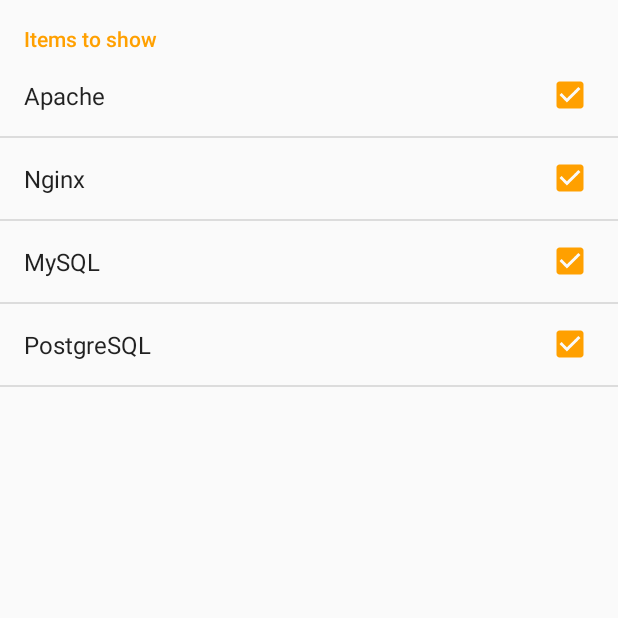
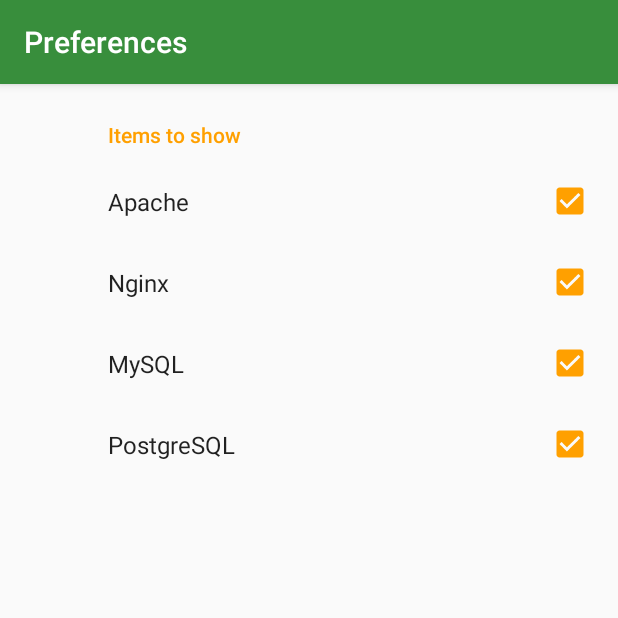
Before and after one commit to kmansoft/clearview-android, an Android app: the PrefsActivity screen opened directly, with no data from a screen before it, on a phone screen of 412 x 824 dp, the top half of it. Run offline under Robolectric (Android 15) with nearby library versions, the phone set to English and light mode, and no system bars; our stand-ins replace androidx.preference; 1 statement that could not run was skipped.

Commit message:
Convert settings to "modern" fragment

```diff
--- a/src/main/java/org/kman/clearview/PrefsActivity.kt
+++ b/src/main/java/org/kman/clearview/PrefsActivity.kt
@@ -1,15 +1,12 @@
-@file:Suppress("DEPRECATION")
-
 package org.kman.clearview
 
 import android.os.Bundle
-import android.preference.PreferenceActivity
+import androidx.appcompat.app.AppCompatActivity
 
-class PrefsActivity : PreferenceActivity() {
-    @Deprecated("Deprecated in Java")
+class PrefsActivity : AppCompatActivity() {
     override fun onCreate(savedInstanceState: Bundle?) {
         super.onCreate(savedInstanceState)
 
-        addPreferencesFromResource(R.xml.prefs)
+        setContentView(R.layout.activity_prefs)
     }
 }
--- /dev/null
+++ b/src/main/java/org/kman/clearview/PrefsFragment.kt
@@ -0,0 +1,26 @@
+package org.kman.clearview
+
+import android.os.Bundle
+import androidx.preference.Preference
+import androidx.preference.PreferenceFragmentCompat
+import androidx.preference.PreferenceGroup
+import androidx.preference.children
+
+class PrefsFragment
+    : PreferenceFragmentCompat() {
+    override fun onCreatePreferences(savedInstanceState: Bundle?, rootKey: String?) {
+        addPreferencesFromResource(R.xml.prefs)
+
+        removeIconSpace(preferenceScreen)
+    }
+
+    private fun removeIconSpace(pref: Preference) {
+        pref.isIconSpaceReserved = false
+
+        if (pref is PreferenceGroup) {
+            for (child in pref.children) {
+                removeIconSpace(child)
+            }
+        }
+    }
+}
--- /dev/null
+++ b/src/main/res/layout/activity_prefs.xml
@@ -0,0 +1,12 @@
+<?xml version="1.0" encoding="utf-8"?>
+<FrameLayout xmlns:android="http://schemas.android.com/apk/res/android"
+    android:layout_width="match_parent"
+    android:layout_height="match_parent">
+
+    <androidx.fragment.app.FragmentContainerView
+        android:id="@+id/prefs_fragment"
+        android:name="org.kman.clearview.PrefsFragment"
+        android:layout_width="match_parent"
+        android:layout_height="match_parent" />
+
+</FrameLayout>
```
